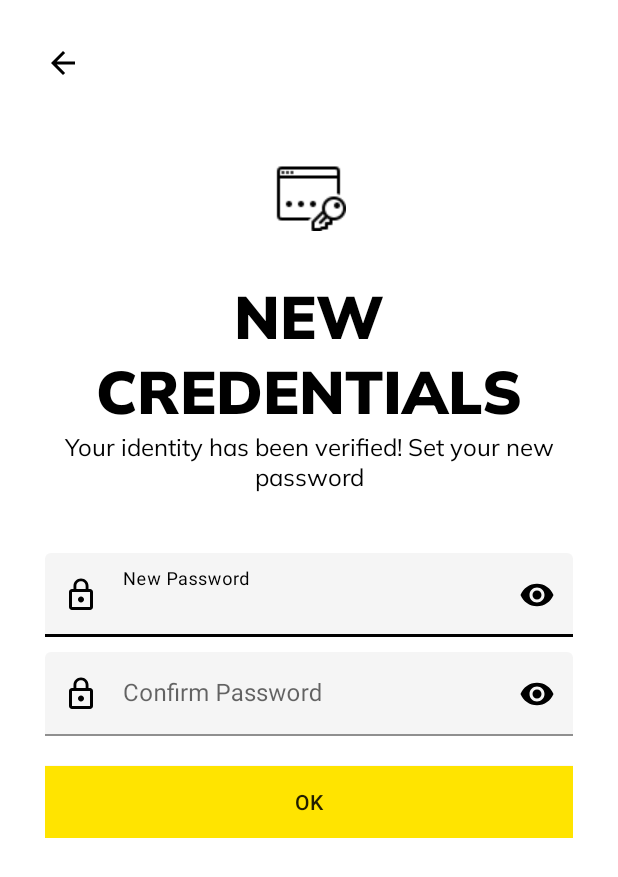
After one commit to Dulanjali-Senarathna/CityGuide, an Android app: the SetNewPassword screen opened directly, with no data from a screen before it, on a phone screen of 412 x 824 dp. The commit adds this screen. Shown: the top 877 px of the screen. Run offline under Robolectric (Android 15) with nearby library versions, the phone set to English and light mode, and no system bars.

Commit message:
Complete Forget Password Screens

```diff
--- a/app/src/main/AndroidManifest.xml
+++ b/app/src/main/AndroidManifest.xml
@@ -9,7 +9,9 @@
         android:roundIcon="@mipmap/ic_launcher_round"
         android:supportsRtl="true"
         android:theme="@style/AppTheme">
-        <activity android:name=".Common.LoginSignup.MakeSelection"></activity>
+        <activity android:name=".Common.LoginSignup.ForgetPasswordSuccessMessage"></activity>
+        <activity android:name=".Common.LoginSignup.SetNewPassword" />
+        <activity android:name=".Common.LoginSignup.MakeSelection" />
         <activity android:name=".Common.LoginSignup.ForgetPassword" />
         <activity android:name=".Common.LoginSignup.VerifyOTP" />
         <activity android:name=".Common.LoginSignup.SignUp3rdClass" />
--- /dev/null
+++ b/app/src/main/java/com/example/cityguide/Common/LoginSignup/SetNewPassword.java
@@ -0,0 +1,16 @@
+package com.example.cityguide.Common.LoginSignup;
+
+import androidx.appcompat.app.AppCompatActivity;
+
+import android.os.Bundle;
+
+import com.example.cityguide.R;
+
+public class SetNewPassword extends AppCompatActivity {
+
+    @Override
+    protected void onCreate(Bundle savedInstanceState) {
+        super.onCreate(savedInstanceState);
+        setContentView(R.layout.activity_set_new_password);
+    }
+}
--- /dev/null
+++ b/app/src/main/res/drawable/ic_check_circle_black_24dp.xml
@@ -0,0 +1,4 @@
+<vector android:height="240dp" android:viewportHeight="24.0"
+    android:viewportWidth="24.0" android:width="240dp" xmlns:android="http://schemas.android.com/apk/res/android">
+    <path android:fillColor="#FF000000" android:pathData="M12,2C6.48,2 2,6.48 2,12s4.48,10 10,10 10,-4.48 10,-10S17.52,2 12,2zM10,17l-5,-5 1.41,-1.41L10,14.17l7.59,-7.59L19,8l-9,9z"/>
+</vector>
--- /dev/null
+++ b/app/src/main/res/layout/activity_set_new_password.xml
@@ -0,0 +1,105 @@
+<?xml version="1.0" encoding="utf-8"?>
+<ScrollView xmlns:android="http://schemas.android.com/apk/res/android"
+    xmlns:app="http://schemas.android.com/apk/res-auto"
+    xmlns:tools="http://schemas.android.com/tools"
+    android:layout_width="match_parent"
+    android:layout_height="match_parent"
+    tools:context=".Common.LoginSignup.SetNewPassword"
+    android:background="@color/white"
+    android:padding="30dp">
+
+    <LinearLayout
+        android:layout_width="match_parent"
+        android:layout_height="wrap_content"
+        android:orientation="vertical">
+
+        <ImageView
+            android:layout_width="wrap_content"
+            android:layout_height="wrap_content"
+            android:src="@drawable/ic_arrow_back_black_24dp"/>
+
+        <ImageView
+            android:layout_width="wrap_content"
+            android:layout_height="wrap_content"
+            android:src="@drawable/update_password"
+            android:layout_gravity="center"
+            android:layout_marginTop="50dp"/>
+
+        <TextView
+            android:layout_width="wrap_content"
+            android:layout_height="wrap_content"
+            android:text="@string/new_credentials"
+            android:textSize="40sp"
+            android:textColor="@color/black"
+            android:fontFamily="@font/muli_black"
+            android:gravity="center"
+            android:textAlignment="center"
+            android:layout_gravity="center"
+            android:textAllCaps="true"
+            android:layout_marginTop="30dp"/>
+
+        <TextView
+            android:layout_width="wrap_content"
+            android:layout_height="wrap_content"
+            android:text="@string/new_credentials_detail"
+            android:textSize="16sp"
+            android:textColor="@color/black"
+            android:fontFamily="@font/muli"
+            android:gravity="center"
+            android:textAlignment="center"
+            android:layout_gravity="center" />
+
+        <com.google.android.material.textfield.TextInputLayout
+            android:layout_width="match_parent"
+            android:layout_height="wrap_content"
+            style="@style/Widget.MaterialComponents.TextInputLayout.FilledBox"
+            android:layout_marginTop="40dp"
+            app:boxBackgroundColor="@color/lightWhite"
+            android:hint="New Password"
+            app:hintTextColor="@color/black"
+            app:startIconDrawable="@drawable/ic_lock_outline_black_24dp"
+            app:startIconTint="@color/black"
+            app:endIconMode="password_toggle"
+            app:endIconTint="@color/black"
+            app:boxStrokeWidthFocused="2dp"
+            app:boxStrokeColor="@color/black">
+
+            <com.google.android.material.textfield.TextInputEditText
+                android:layout_width="match_parent"
+                android:layout_height="wrap_content"
+                android:inputType="textPassword"/>
+
+        </com.google.android.material.textfield.TextInputLayout>
+
+        <com.google.android.material.textfield.TextInputLayout
+            android:layout_width="match_parent"
+            android:layout_height="wrap_content"
+            style="@style/Widget.MaterialComponents.TextInputLayout.FilledBox"
+            android:layout_marginTop="10dp"
+            app:boxBackgroundColor="@color/lightWhite"
+            android:hint="Confirm Password"
+            app:hintTextColor="@color/black"
+            app:startIconDrawable="@drawable/ic_lock_outline_black_24dp"
+            app:startIconTint="@color/black"
+            app:endIconMode="password_toggle"
+            app:endIconTint="@color/black"
+            app:boxStrokeWidthFocused="2dp"
+            app:boxStrokeColor="@color/black">
+
+            <com.google.android.material.textfield.TextInputEditText
+                android:layout_width="match_parent"
+                android:layout_height="wrap_content"
+                android:inputType="textPassword"/>
+
+        </com.google.android.material.textfield.TextInputLayout>
+
+        <Button
+            android:layout_width="match_parent"
+            android:layout_height="wrap_content"
+            android:background="@color/colorPrimary"
+            android:layout_marginTop="20dp"
+            android:text="OK"/>
+
+    </LinearLayout>
+
+</ScrollView>
--- a/app/src/main/res/values/strings.xml
+++ b/app/src/main/res/values/strings.xml
@@ -77,6 +77,10 @@
     <string name="make_selection">Make Selection</string>
     <string name="enter_email">Enter Email</string>
     <string name="via_sms">via sms</string>
+    <string name="new_credentials">New Credentials</string>
+    <string name="new_credentials_detail">Your identity has been verified! Set your new password</string>
+    <string name="password_updated">Password Updated</string>
+    <string name="password_updated_success_message">Your password has been updated</string>
 
 
 </resources>
```
Also changed, not shown: app/src/main/java/com/example/cityguide/Common/LoginSignup/ForgetPasswordSuccessMessage.java (added, +16 -0 lines), app/src/main/res/layout/activity_forget_password_success_message.xml (added, +60 -0 lines), app/src/main/res/drawable/update_password.png (added).
